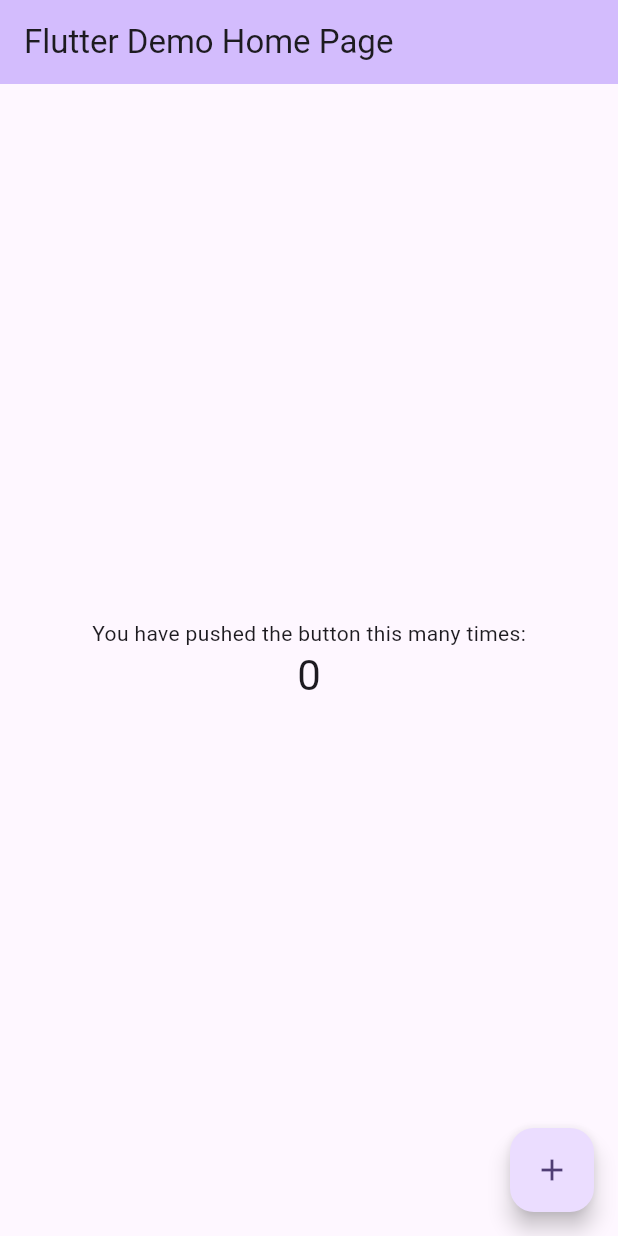
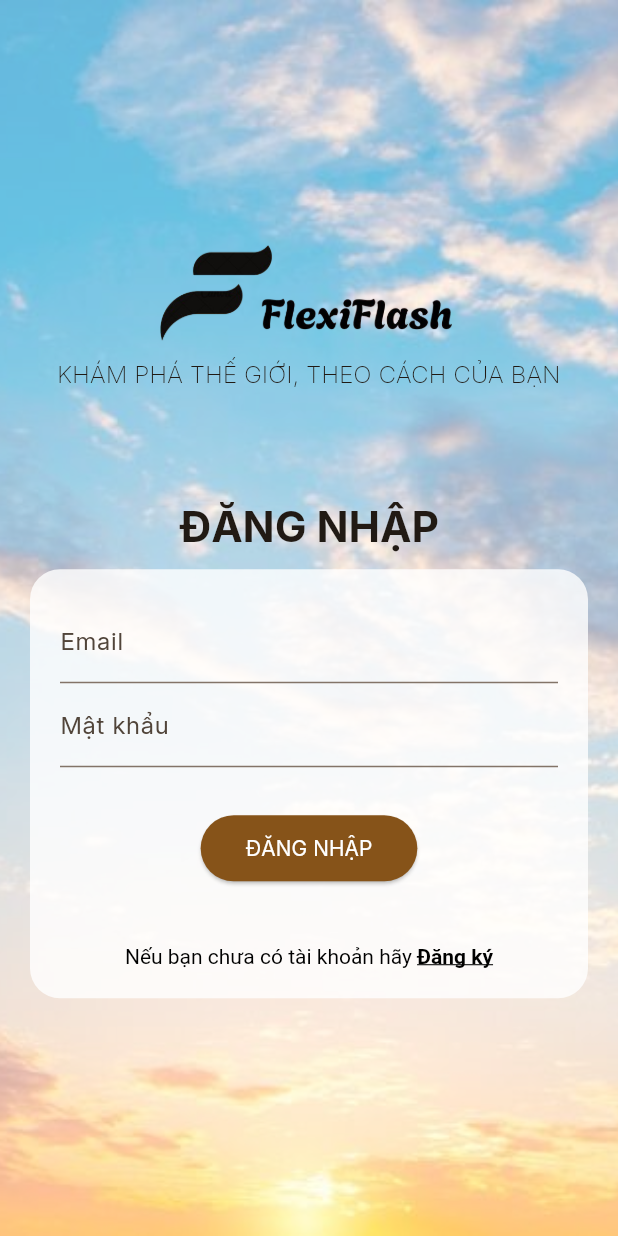
Before and after one commit to JenaT03/FlexiFlash, a Flutter app: the screen it shows after launch, on a phone screen of 412 x 824 dp. Run offline on Flutter 3.47's test engine with Material 3 defaults, Android fonts, the light colour scheme and no system bars.

Commit message:
Xay dung trang dang nhap, dang ky

```diff
--- a/lib/main.dart
+++ b/lib/main.dart
@@ -1,4 +1,5 @@
 import 'package:flutter/material.dart';
+import 'ui/screen.dart';
 
 void main() {
   runApp(const MyApp());
@@ -7,119 +8,28 @@
 class MyApp extends StatelessWidget {
   const MyApp({super.key});
 
-  // This widget is the root of your application.
   @override
   Widget build(BuildContext context) {
+    final colorScheme = ColorScheme.fromSeed(
+      seedColor: Color.fromARGB(255, 255, 153, 19),
+      secondary: Color.fromARGB(255, 255, 198, 123),
+      surface: Colors.white,
+    );
+    final themeData = ThemeData(
+      fontFamily: 'Inter',
+      colorScheme: colorScheme,
+      appBarTheme: AppBarTheme(
+        backgroundColor: colorScheme.primary,
+        foregroundColor: colorScheme.onPrimary,
+        elevation: 4,
+        shadowColor: colorScheme.shadow,
+      ),
+    );
     return MaterialApp(
-      title: 'Flutter Demo',
-      theme: ThemeData(
-        // This is the theme of your application.
-        //
-        // TRY THIS: Try running your application with "flutter run". You'll see
-        // the application has a purple toolbar. Then, without quitting the app,
-        // try changing the seedColor in the colorScheme below to Colors.green
-        // and then invoke "hot reload" (save your changes or press the "hot
-        // reload" button in a Flutter-supported IDE, or press "r" if you used
-        // the command line to start the app).
-        //
-        // Notice that the counter didn't reset back to zero; the application
-        // state is not lost during the reload. To reset the state, use hot
-        // restart instead.
-        //
-        // This works for code too, not just values: Most code changes can be
-        // tested with just a hot reload.
-        colorScheme: ColorScheme.fromSeed(seedColor: Colors.deepPurple),
-        useMaterial3: true,
-      ),
-      home: const MyHomePage(title: 'Flutter Demo Home Page'),
+      title: 'FlexiFlash',
+      debugShowCheckedModeBanner: false,
+      theme: themeData,
+      home: const Login(),
     );
   }
 }
-
-class MyHomePage extends StatefulWidget {
-  const MyHomePage({super.key, required this.title});
-
-  // This widget is the home page of your application. It is stateful, meaning
-  // that it has a State object (defined below) that contains fields that affect
-  // how it looks.
-
-  // This class is the configuration for the state. It holds the values (in this
-  // case the title) provided by the parent (in this case the App widget) and
-  // used by the build method of the State. Fields in a Widget subclass are
-  // always marked "final".
-
-  final String title;
-
-  @override
-  State<MyHomePage> createState() => _MyHomePageState();
-}
-
-class _MyHomePageState extends State<MyHomePage> {
-  int _counter = 0;
-
-  void _incrementCounter() {
-    setState(() {
-      // This call to setState tells the Flutter framework that something has
-      // changed in this State, which causes it to rerun the build method below
-      // so that the display can reflect the updated values. If we changed
-      // _counter without calling setState(), then the build method would not be
-      // called again, and so nothing would appear to happen.
-      _counter++;
-    });
-  }
-
-  @override
-  Widget build(BuildContext context) {
-    // This method is rerun every time setState is called, for instance as done
-    // by the _incrementCounter method above.
-    //
-    // The Flutter framework has been optimized to make rerunning build methods
-    // fast, so that you can just rebuild anything that needs updating rather
-    // than having to individually change instances of widgets.
-    return Scaffold(
-      appBar: AppBar(
-        // TRY THIS: Try changing the color here to a specific color (to
-        // Colors.amber, perhaps?) and trigger a hot reload to see the AppBar
-        // change color while the other colors stay the same.
-        backgroundColor: Theme.of(context).colorScheme.inversePrimary,
-        // Here we take the value from the MyHomePage object that was created by
-        // the App.build method, and use it to set our appbar title.
-        title: Text(widget.title),
-      ),
-      body: Center(
-        // Center is a layout widget. It takes a single child and positions it
-        // in the middle of the parent.
-        child: Column(
-          // Column is also a layout widget. It takes a list of children and
-          // arranges them vertically. By default, it sizes itself to fit its
-          // children horizontally, and tries to be as tall as its parent.
-          //
-          // Column has various properties to control how it sizes itself and
-          // how it positions its children. Here we use mainAxisAlignment to
-          // center the children vertically; the main axis here is the vertical
-          // axis because Columns are vertical (the cross axis would be
-          // horizontal).
-          //
-          // TRY THIS: Invoke "debug painting" (choose the "Toggle Debug Paint"
-          // action in the IDE, or press "p" in the console), to see the
-          // wireframe for each widget.
-          mainAxisAlignment: MainAxisAlignment.center,
-          children: <Widget>[
-            const Text(
-              'You have pushed the button this many times:',
-            ),
-            Text(
-              '$_counter',
-              style: Theme.of(context).textTheme.headlineMedium,
-            ),
-          ],
-        ),
-      ),
-      floatingActionButton: FloatingActionButton(
-        onPressed: _incrementCounter,
-        tooltip: 'Increment',
-        child: const Icon(Icons.add),
-      ), // This trailing comma makes auto-formatting nicer for build methods.
-    );
-  }
-}
--- /dev/null
+++ b/lib/ui/auth/login.dart
@@ -0,0 +1,123 @@
+import 'package:flutter/material.dart';
+
+class Login extends StatelessWidget {
+  const Login({super.key});
+
+  @override
+  Widget build(BuildContext context) {
+    return Scaffold(
+      body: Stack(
+        children: [
+          Positioned.fill(
+            child: Opacity(
+              opacity: 0.6,
+              child: Image.asset(
+                'assets/images/bg_img.jpg',
+                fit: BoxFit.cover,
+              ),
+            ),
+          ),
+          SingleChildScrollView(
+            child: SafeArea(
+              child: Container(
+                height: MediaQuery.of(context).size.height,
+                child: Column(
+                  mainAxisAlignment: MainAxisAlignment.center,
+                  children: <Widget>[
+                    Image.asset(
+                      'assets/images/logo.png',
+                      width: 200,
+                    ),
+                    const SizedBox(height: 10),
+                    Text(
+                      "KHÁM PHÁ THẾ GIỚI, THEO CÁCH CỦA BẠN",
+                      textAlign: TextAlign.center,
+                      style: TextStyle(
+                        fontWeight: FontWeight.w200,
+                        fontSize: 16,
+                      ),
+                    ),
+                    const SizedBox(height: 70),
+                    Text(
+                      "ĐĂNG NHẬP",
+                      style: TextStyle(
+                        fontSize: 28,
+                        fontWeight: FontWeight.bold,
+                      ),
+                    ),
+                    const SizedBox(height: 8),
+                    Container(
+                      margin: const EdgeInsets.symmetric(horizontal: 20),
+                      padding: const EdgeInsets.all(20),
+                      decoration: BoxDecoration(
+                        color: Colors.white.withOpacity(0.8),
+                        borderRadius: BorderRadius.circular(20),
+                      ),
+                      child: Column(
+                        mainAxisSize: MainAxisSize.min,
+                        children: [
+                          TextField(
+                            decoration: InputDecoration(
+                                labelText: "Email",
+                                border: UnderlineInputBorder(),
+                                focusedBorder: UnderlineInputBorder(
+                                  borderSide: BorderSide(
+                                      color: Theme.of(context).primaryColor),
+                                )),
+                          ),
+                          TextField(
+                            decoration: InputDecoration(
+                              labelText: "Mật khẩu",
+                              border: UnderlineInputBorder(),
+                              focusedBorder: UnderlineInputBorder(
+                                borderSide: BorderSide(
+                                    color: Theme.of(context).primaryColor),
+                              ),
+                            ),
+                            obscureText: true,
+                          ),
+                          const SizedBox(height: 30),
+                          ElevatedButton(
+                            onPressed: () {},
+                            style: ElevatedButton.styleFrom(
+                              backgroundColor:
+                                  Theme.of(context).colorScheme.primary,
+                              foregroundColor:
+                                  Theme.of(context).colorScheme.onPrimary,
+                              padding: const EdgeInsets.symmetric(
+                                  horizontal: 30, vertical: 12),
+                            ),
+                            child: const Text("ĐĂNG NHẬP"),
+                          ),
+                          const SizedBox(height: 40),
+                          RichText(
+                            text: TextSpan(
+                              text: "Nếu bạn chưa có tài khoản hãy ",
+                              style:
+                                  TextStyle(fontSize: 14, color: Colors.black),
+                              children: const <TextSpan>[
+                                TextSpan(
+                                  text: "Đăng ký",
+                                  style: TextStyle(
+                                    fontSize: 14,
+                                    fontWeight: FontWeight.bold,
+                                    decoration: TextDecoration.underline,
+                                    color: Colors.black,
+                                  ),
+                                ),
+                              ],
+                            ),
+                          ),
+                        ],
+                      ),
+                    )
+                  ],
+                ),
+              ),
+            ),
+          ),
+        ],
+      ),
+    );
+  }
+}
--- /dev/null
+++ b/lib/ui/screen.dart
@@ -0,0 +1,2 @@
+export 'auth/login.dart';
+export 'auth/register.dart';
```
Also changed, not shown: lib/ui/auth/register.dart (added, +137 -0 lines), pubspec.yaml (+9 -0 lines), assets/fonts/Inter_18pt-Bold.ttf (added), assets/fonts/Inter_18pt-ExtraLight.ttf (added), assets/fonts/Inter_18pt-Regular.ttf (added), assets/images/bg_img.jpg (added), assets/images/logo.png (added).
